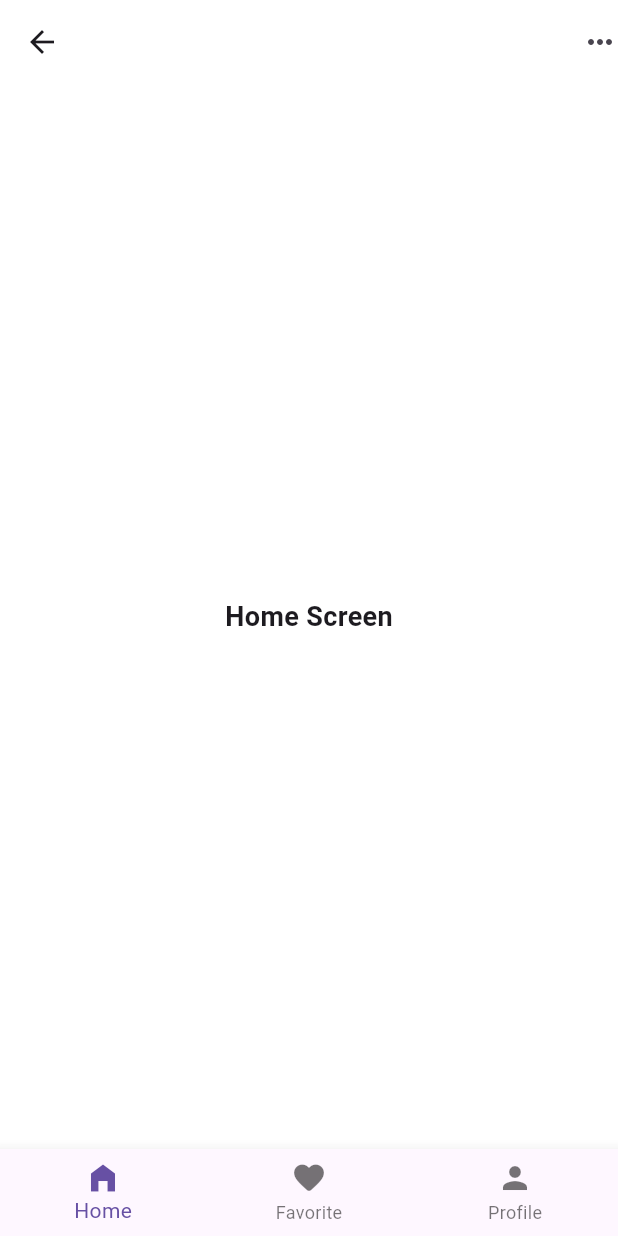
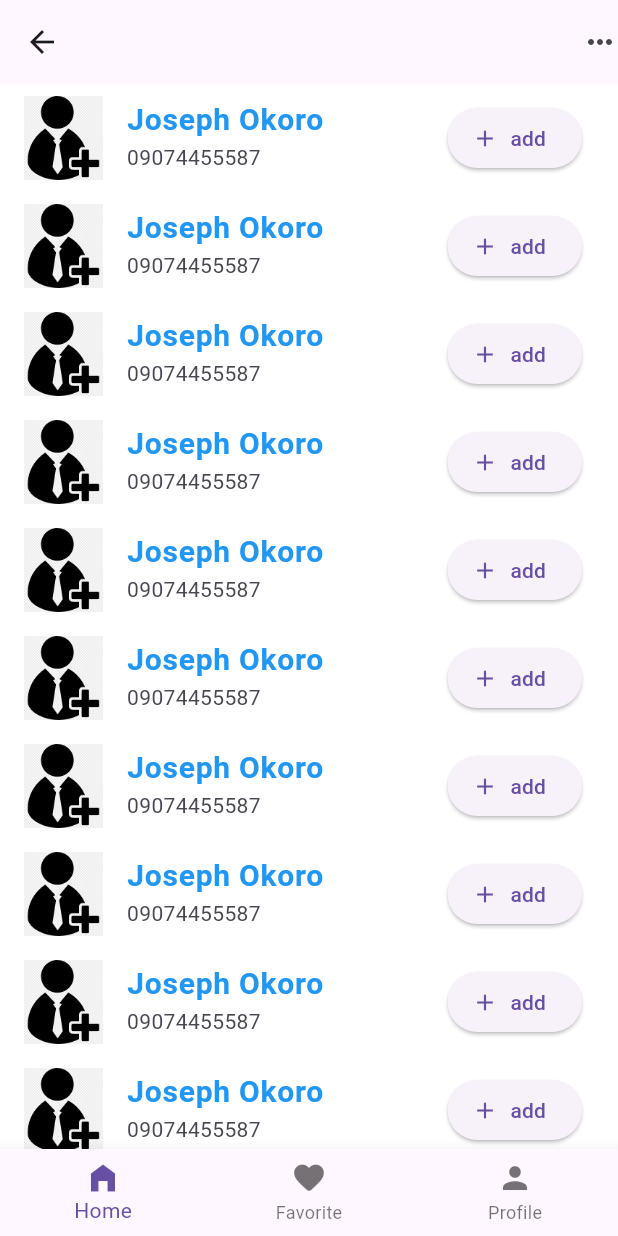
Before and after one commit to chimingo/state_app, a Flutter app: the screen it shows after launch, on a phone screen of 412 x 824 dp. Run offline on Flutter 3.47's test engine with Material 2 defaults, Android fonts, the phone set to English and light mode, and no system bars.

Commit message:
my first

```diff
--- a/lib/screens/home_screen.dart
+++ b/lib/screens/home_screen.dart
@@ -32,7 +32,6 @@ class _HomePageState extends State<HomePage> {
       appBar: AppBar(
         actions: const [Icon(Icons.more_horiz)],
         // title: _appBarOption[_selectedIndex],
-        backgroundColor: Colors.white,
         leading: const Icon(Icons.arrow_back),
         centerTitle: true,
         // title: _appBarOption.elementAt(_selectedIndex),
@@ -60,7 +59,6 @@ class _HomePageState extends State<HomePage> {
 
         ],
         ),
-
     );
   }
 }
--- a/lib/widget/home_widget.dart
+++ b/lib/widget/home_widget.dart
@@ -7,7 +7,29 @@ class HomeWidget extends StatelessWidget {
   @override
   Widget build(BuildContext context) {
     return const SafeArea(
-      child: Center(
-        child: Text("Home Screen",style: TextStyle(fontSize: 18,fontWeight: FontWeight.bold),)),);
+      child:ContactList(),
+      );
   }
 }
+class ContactList extends StatelessWidget {
+  const ContactList({super.key});
+
+  @override
+  Widget build(BuildContext context) {
+    return ListView.builder(
+      itemCount: 10,
+      itemBuilder:((context, index){
+        return ListTile(
+          leading: Image.asset("assets/images/download.png"),
+          title:const Text("Joseph Okoro",style: TextStyle(fontSize: 20.0,fontWeight: FontWeight.w700,color: Colors.blue),
+          ),
+          subtitle: const Text("09074455587"),
+          trailing: ElevatedButton.icon(onPressed:(){}, icon: const Icon(Icons.add), label:const Text("add"),
+          ),
+        );
+
+
+      }
+     ) );
+  }
+}
--- a/pubspec.yaml
+++ b/pubspec.yaml
@@ -62,7 +62,7 @@ flutter:
   # To add assets to your application, add an assets section, like this:
   assets:
      - assets/images/
-  #   - images/a_dot_ham.jpeg
+     - assets/images/
 
   # An image asset can refer to one or more resolution-specific "variants", see
   # https://flutter.dev/assets-and-images/#resolution-aware
```
Also changed, not shown: assets/images/download.png (added).
